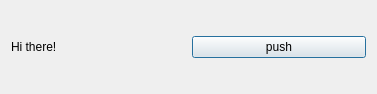
This is qtGUI/dialog.ui in bnoden/qt as Qt 5 draws it before an edit. The edited form follows.
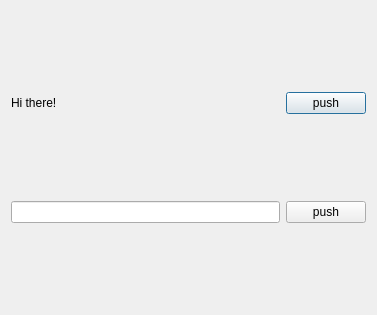
This is the edited form.

The edit to the form file:
```diff
--- a/qtGUI/dialog.ui
+++ b/qtGUI/dialog.ui
@@ -7,21 +7,21 @@
     <x>0</x>
     <y>0</y>
     <width>377</width>
-    <height>94</height>
+    <height>315</height>
    </rect>
   </property>
   <property name="windowTitle">
    <string>Dialog</string>
   </property>
-  <layout class="QHBoxLayout" name="horizontalLayout">
-   <item>
+  <layout class="QGridLayout" name="gridLayout">
+   <item row="0" column="0">
     <widget class="QLabel" name="label">
      <property name="text">
       <string>Hi there!</string>
      </property>
     </widget>
    </item>
-   <item>
+   <item row="0" column="1">
     <widget class="QPushButton" name="pushButton">
      <property name="cursor">
       <cursorShape>PointingHandCursor</cursorShape>
@@ -31,6 +31,23 @@
      </property>
     </widget>
    </item>
+   <item row="1" column="0">
+    <widget class="QLineEdit" name="lineEdit">
+     <property name="echoMode">
+      <enum>QLineEdit::Password</enum>
+     </property>
+    </widget>
+   </item>
+   <item row="1" column="1">
+    <widget class="QPushButton" name="pushButton_2">
+     <property name="cursor">
+      <cursorShape>PointingHandCursor</cursorShape>
+     </property>
+     <property name="text">
+      <string>push</string>
+     </property>
+    </widget>
+   </item>
   </layout>
  </widget>
  <layoutdefault spacing="6" margin="11"/>
```
